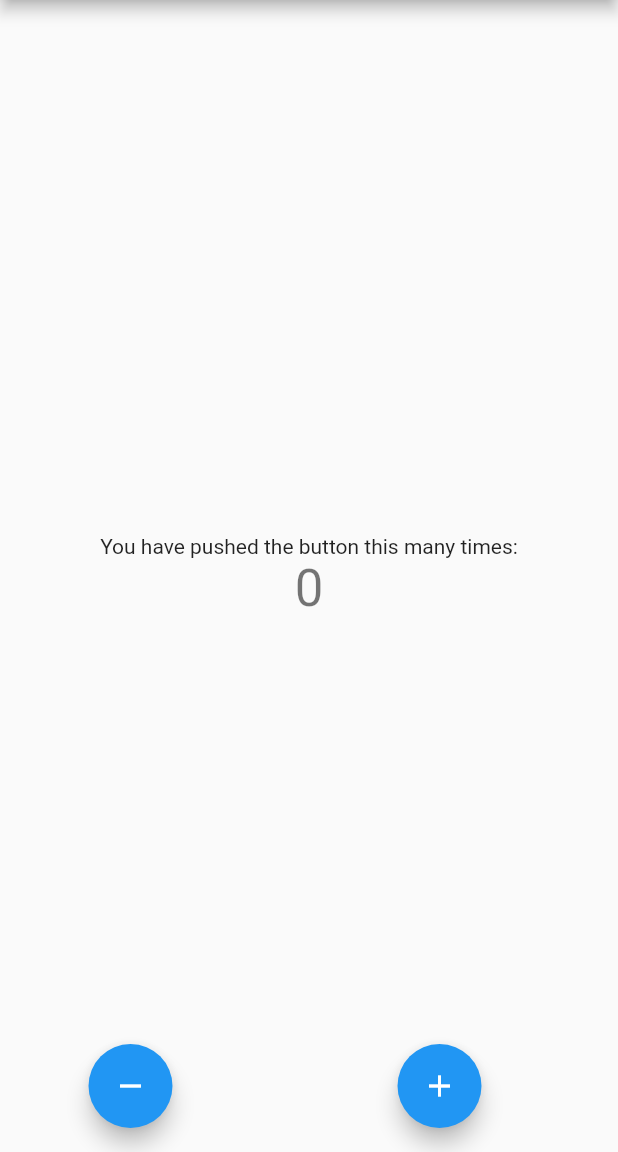
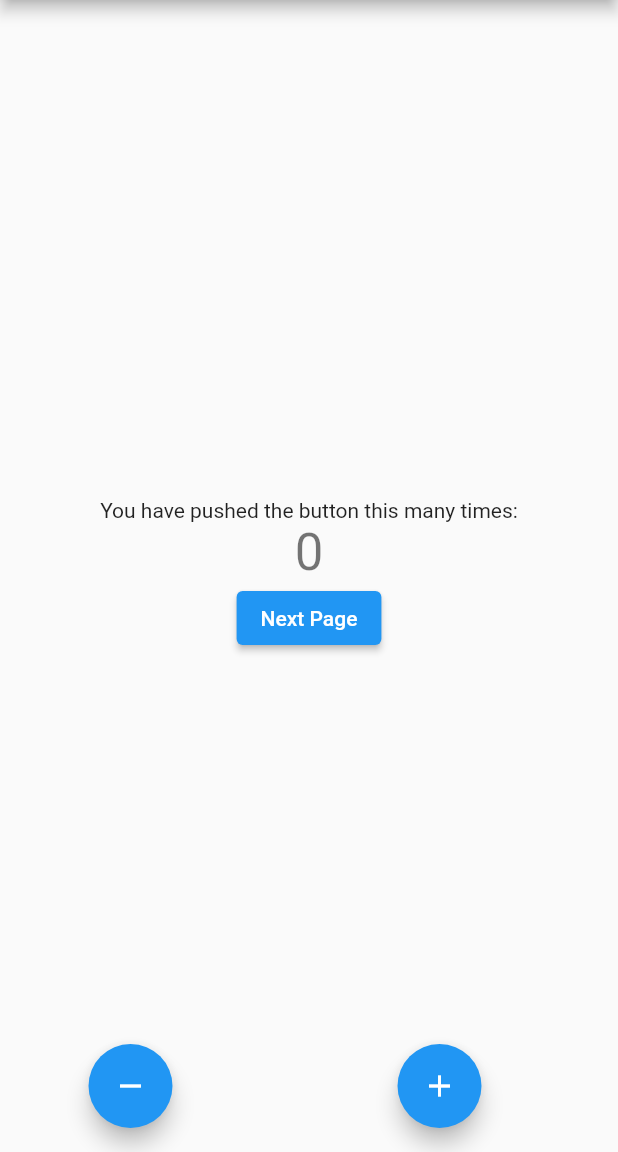
Before and after one commit to pallavipatil1998/Provider, a Flutter app: the screen it shows after launch, after a tap on the "remove" icon, on a phone screen of 412 x 824 dp, the part 84-1236 px from its top. Run offline on Flutter 3.47's test engine with Material 2 defaults, Android fonts, the phone set to English and light mode, and no system bars.

```diff
--- a/lib/main.dart
+++ b/lib/main.dart
@@ -1,9 +1,13 @@
 import 'package:flutter/material.dart';
 import 'package:provider/provider.dart';
 import 'package:state_1/counter_provider.dart';
+import 'package:state_1/second_page.dart';
 
 void main() {
-  runApp(const MyApp());
+  runApp(ChangeNotifierProvider(
+      create:(context) => CounterProvider(),
+    child: MyApp(),
+  ));
 }
 
 class MyApp extends StatelessWidget {
@@ -17,10 +21,7 @@ class MyApp extends StatelessWidget {
       theme: ThemeData(
         primarySwatch: Colors.blue,
       ),
-      home: ChangeNotifierProvider(
-        create: (context) => CounterProvider(),
-        child: MyHomePage(),
-      )
+      home: MyHomePage()
     );
   }
 }
@@ -45,6 +46,10 @@ class MyHomePage extends StatelessWidget {
               '${Provider.of<CounterProvider>(context).getValue()}',
               style: Theme.of(context).textTheme.headlineMedium,
             ),
+            ElevatedButton(onPressed: (){
+              Navigator.push(context, MaterialPageRoute(builder:(context) => SecondPage(),));
+            },
+                child:Text("Next Page"))
           ],
         ),
       ),
```
Also changed, not shown: lib/second_page.dart (added, +52 -0 lines).
